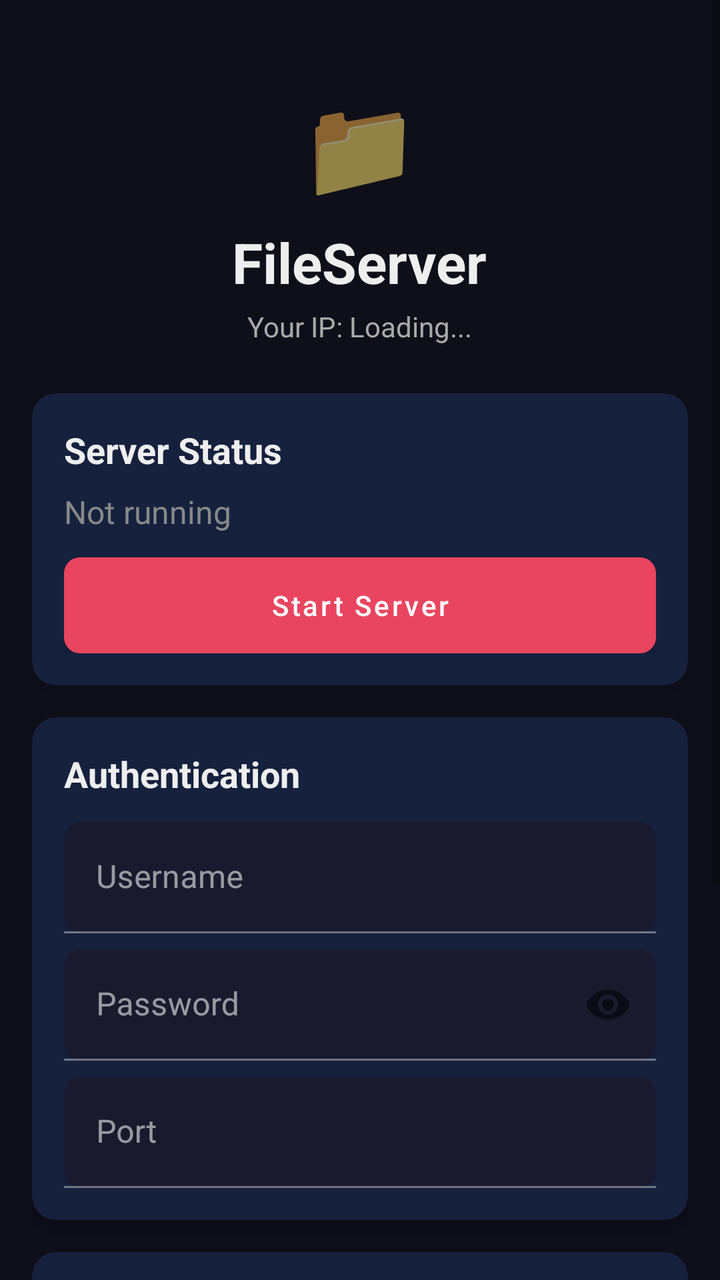
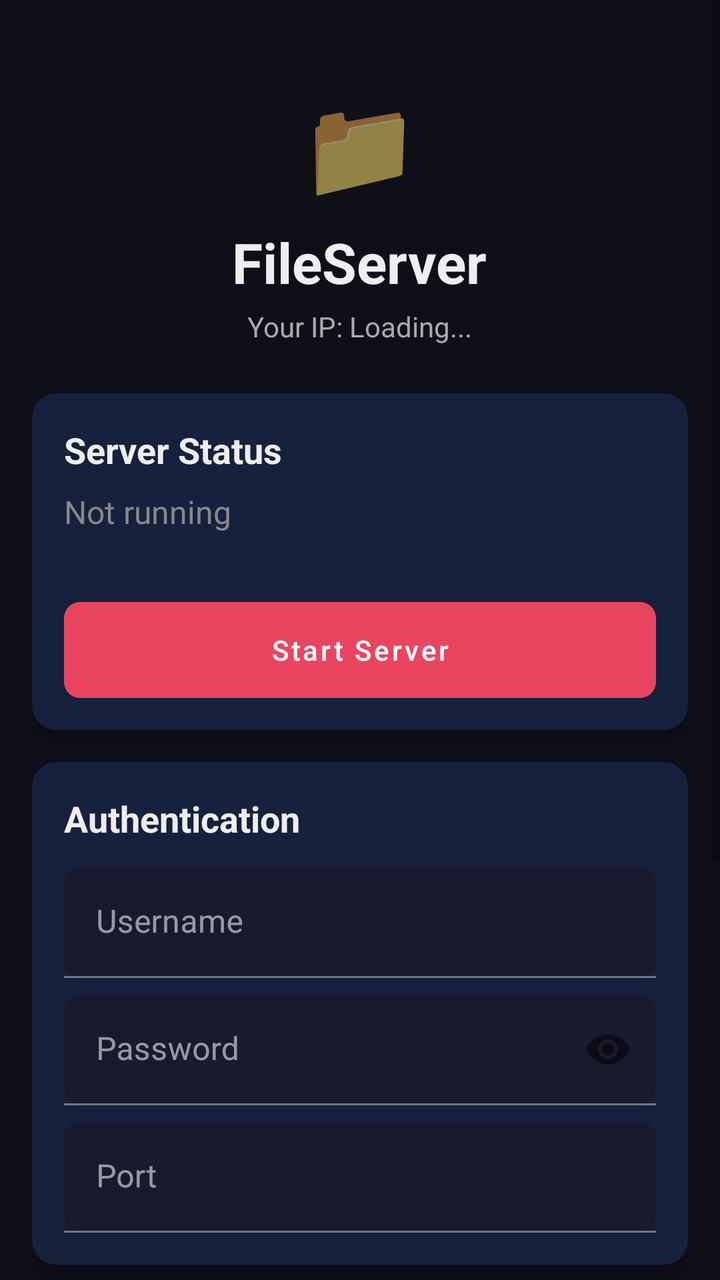

Before-and-after screenshots of an Android layout around one commit, followed by the original layout XML and the change that was made.
<!-- AndroidManifest.xml: application theme Theme.FileServer -->
<!-- res/layout/activity_main.xml -->
<?xml version="1.0" encoding="utf-8"?>
<ScrollView xmlns:android="http://schemas.android.com/apk/res/android"
    xmlns:app="http://schemas.android.com/apk/res-auto"
    xmlns:tools="http://schemas.android.com/tools"
    android:layout_width="match_parent"
    android:layout_height="match_parent"
    android:background="@color/background"
    tools:context=".MainActivity">

    <LinearLayout
        android:layout_width="match_parent"
        android:layout_height="wrap_content"
        android:orientation="vertical"
        android:padding="16dp">

        
        <LinearLayout
            android:layout_width="match_parent"
            android:layout_height="wrap_content"
            android:orientation="vertical"
            android:gravity="center"
            android:paddingTop="24dp"
            android:paddingBottom="24dp">

            <TextView
                android:layout_width="wrap_content"
                android:layout_height="wrap_content"
                android:text="📁"
                android:textSize="48sp" />

            <TextView
                android:layout_width="wrap_content"
                android:layout_height="wrap_content"
                android:text="@string/app_name"
                android:textSize="28sp"
                android:textColor="@color/text_primary"
                android:textStyle="bold"
                android:layout_marginTop="8dp" />

            <TextView
                android:id="@+id/ipAddress"
                android:layout_width="wrap_content"
                android:layout_height="wrap_content"
                android:text="Your IP: Loading..."
                android:textSize="14sp"
                android:textColor="@color/text_secondary"
                android:layout_marginTop="4dp" />

        </LinearLayout>

        
        <androidx.cardview.widget.CardView
            android:layout_width="match_parent"
            android:layout_height="wrap_content"
            android:layout_marginBottom="16dp"
            app:cardBackgroundColor="@color/card_background"
            app:cardCornerRadius="12dp"
            app:cardElevation="4dp">

            <LinearLayout
                android:layout_width="match_parent"
                android:layout_height="wrap_content"
                android:orientation="vertical"
                android:padding="16dp">

                <TextView
                    android:layout_width="wrap_content"
                    android:layout_height="wrap_content"
                    android:text="Server Status"
                    android:textSize="18sp"
                    android:textColor="@color/text_primary"
                    android:textStyle="bold" />

                <TextView
                    android:id="@+id/serverStatus"
                    android:layout_width="wrap_content"
                    android:layout_height="wrap_content"
                    android:text="Not running"
                    android:textSize="16sp"
                    android:textColor="@color/status_stopped"
                    android:layout_marginTop="8dp" />

                <Button
                    android:id="@+id/serverToggle"
                    android:layout_width="match_parent"
                    android:layout_height="48dp"
                    android:text="Start Server"
                    android:textColor="@android:color/white"
                    android:textAllCaps="false"
                    android:background="@drawable/button_background"
                    android:layout_marginTop="12dp" />

            </LinearLayout>

        </androidx.cardview.widget.CardView>

        
        <androidx.cardview.widget.CardView
            android:layout_width="match_parent"
            android:layout_height="wrap_content"
            android:layout_marginBottom="16dp"
            app:cardBackgroundColor="@color/card_background"
            app:cardCornerRadius="12dp"
            app:cardElevation="4dp">

            <LinearLayout
                android:layout_width="match_parent"
                android:layout_height="wrap_content"
                android:orientation="vertical"
                android:padding="16dp">

                <TextView
                    android:layout_width="wrap_content"
                    android:layout_height="wrap_content"
                    android:text="Authentication"
                    android:textSize="18sp"
                    android:textColor="@color/text_primary"
                    android:textStyle="bold" />

                <com.google.android.material.textfield.TextInputLayout
                    android:layout_width="match_parent"
                    android:layout_height="wrap_content"
                    android:layout_marginTop="12dp"
                    android:hint="Username"
                    app:boxBackgroundColor="@color/input_background"
                    app:boxCornerRadiusTopStart="8dp"
                    app:boxCornerRadiusTopEnd="8dp"
                    app:boxCornerRadiusBottomStart="8dp"
                    app:boxCornerRadiusBottomEnd="8dp">

                    <com.google.android.material.textfield.TextInputEditText
                        android:id="@+id/usernameInput"
                        android:layout_width="match_parent"
                        android:layout_height="wrap_content"
                        android:inputType="text"
                        android:textColor="@color/text_primary" />

                </com.google.android.material.textfield.TextInputLayout>

                <com.google.android.material.textfield.TextInputLayout
                    android:layout_width="match_parent"
                    android:layout_height="wrap_content"
                    android:layout_marginTop="8dp"
                    android:hint="Password"
                    app:passwordToggleEnabled="true"
                    app:boxBackgroundColor="@color/input_background"
                    app:boxCornerRadiusTopStart="8dp"
                    app:boxCornerRadiusTopEnd="8dp"
                    app:boxCornerRadiusBottomStart="8dp"
                    app:boxCornerRadiusBottomEnd="8dp">

                    <com.google.android.material.textfield.TextInputEditText
                        android:id="@+id/passwordInput"
                        android:layout_width="match_parent"
                        android:layout_height="wrap_content"
                        android:inputType="textPassword"
                        android:textColor="@color/text_primary" />

                </com.google.android.material.textfield.TextInputLayout>

                <com.google.android.material.textfield.TextInputLayout
                    android:layout_width="match_parent"
                    android:layout_height="wrap_content"
                    android:layout_marginTop="8dp"
                    android:hint="Port"
                    app:boxBackgroundColor="@color/input_background"
                    app:boxCornerRadiusTopStart="8dp"
                    app:boxCornerRadiusTopEnd="8dp"
                    app:boxCornerRadiusBottomStart="8dp"
                    app:boxCornerRadiusBottomEnd="8dp">

                    <com.google.android.material.textfield.TextInputEditText
                        android:id="@+id/portInput"
                        android:layout_width="match_parent"
                        android:layout_height="wrap_content"
                        android:inputType="number"
                        android:textColor="@color/text_primary" />

                </com.google.android.material.textfield.TextInputLayout>

            </LinearLayout>

        </androidx.cardview.widget.CardView>

        
        <androidx.cardview.widget.CardView
            android:layout_width="match_parent"
            android:layout_height="wrap_content"
            app:cardBackgroundColor="@color/card_background"
            app:cardCornerRadius="12dp"
            app:cardElevation="4dp">

            <LinearLayout
                android:layout_width="match_parent"
                android:layout_height="wrap_content"
                android:orientation="vertical"
                android:padding="16dp">

                <LinearLayout
                    android:layout_width="match_parent"
                    android:layout_height="wrap_content"
                    android:orientation="horizontal"
                    android:gravity="center_vertical">

                    <TextView
                        android:layout_width="0dp"
                        android:layout_height="wrap_content"
                        android:layout_weight="1"
                        android:text="Shared Files"
                        android:textSize="18sp"
                        android:textColor="@color/text_primary"
                        android:textStyle="bold" />

                    <ImageButton
                        android:id="@+id/clearFilesButton"
                        android:layout_width="36dp"
                        android:layout_height="36dp"
                        android:src="@drawable/ic_clear"
                        android:background="?attr/selectableItemBackgroundBorderless"
                        android:contentDescription="Clear files"
                        app:tint="@color/text_secondary" />

                </LinearLayout>

                <Button
                    android:id="@+id/addFilesButton"
                    android:layout_width="match_parent"
                    android:layout_height="48dp"
                    android:text="+ Add Files"
                    android:textColor="@color/accent"
                    android:textAllCaps="false"
                    android:background="@drawable/button_outline"
                    android:layout_marginTop="12dp" />

                
                <LinearLayout
                    android:id="@+id/emptyState"
                    android:layout_width="match_parent"
                    android:layout_height="wrap_content"
                    android:orientation="vertical"
                    android:gravity="center"
                    android:padding="32dp"
                    android:visibility="visible">

                    <TextView
                        android:layout_width="wrap_content"
                        android:layout_height="wrap_content"
                        android:text="📭"
                        android:textSize="48sp" />

                    <TextView
                        android:layout_width="wrap_content"
                        android:layout_height="wrap_content"
                        android:text="No files shared yet"
                        android:textSize="16sp"
                        android:textColor="@color/text_secondary"
                        android:layout_marginTop="8dp" />

                </LinearLayout>

                
                <androidx.recyclerview.widget.RecyclerView
                    android:id="@+id/filesRecyclerView"
                    android:layout_width="match_parent"
                    android:layout_height="wrap_content"
                    android:layout_marginTop="12dp"
                    android:visibility="gone"
                    android:nestedScrollingEnabled="false" />

            </LinearLayout>

        </androidx.cardview.widget.CardView>

    </LinearLayout>

</ScrollView>
<!-- resources referenced by this layout -->
<resources>
  <color name="accent">#E94560</color>
  <color name="background">#0F0F1A</color>
  <color name="card_background">#16213E</color>
  <color name="input_background">#1A1A2E</color>
  <color name="status_stopped">#888888</color>
  <color name="text_primary">#EEEEEE</color>
  <color name="text_secondary">#AAAAAA</color>
  <!-- drawable button_background (drawable) -->
  <?xml version="1.0" encoding="utf-8"?>
  <shape xmlns:android="http://schemas.android.com/apk/res/android"
      android:shape="rectangle">
      <solid android:color="@color/start_color" />
      <corners android:radius="8dp" />
  </shape>
  <!-- drawable button_outline (drawable) -->
  <?xml version="1.0" encoding="utf-8"?>
  <shape xmlns:android="http://schemas.android.com/apk/res/android"
      android:shape="rectangle">
      <stroke android:width="1.5dp" android:color="@color/accent" />
      <corners android:radius="8dp" />
      <solid android:color="@android:color/transparent" />
  </shape>
  <!-- drawable ic_clear (drawable) -->
  <?xml version="1.0" encoding="utf-8"?>
  <vector xmlns:android="http://schemas.android.com/apk/res/android"
      android:width="24dp"
      android:height="24dp"
      android:viewportWidth="24"
      android:viewportHeight="24">
      <path
          android:fillColor="#FFFFFF"
          android:pathData="M19,4H15.5L14.5,3H9.5L8.5,4H5V6H19M6,19A2,2 0,0 0,8 21H16A2,2 0,0 0,18 19V7H6V19Z"/>
  </vector>
  <string name="app_name">FileServer</string>
  <style name="Theme.FileServer" parent="Theme.MaterialComponents.Light.NoActionBar">
          
          <item name="colorPrimary">@color/accent</item>
          <item name="colorPrimaryVariant">@color/accent_light</item>
          <item name="colorOnPrimary">@color/white</item>
          
          <item name="colorSecondary">@color/accent</item>
          <item name="colorSecondaryVariant">@color/accent_light</item>
          <item name="colorOnSecondary">@color/white</item>
          
          <item name="android:statusBarColor">@color/background</item>
          <item name="android:navigationBarColor">@color/background</item>
          
          <item name="android:windowBackground">@color/background</item>
          
          <item name="colorOnSurface">@color/text_primary</item>
          <item name="android:textColorHint">@color/text_secondary</item>
          
          <item name="cardBackgroundColor">@color/card_background</item>
      </style>
  <color name="start_color">#4ADE80</color>
  <color name="accent_light">#FF6B6B</color>
  <color name="white">#FFFFFFFF</color>
</resources>

<!-- the commit's change to res/layout/activity_main.xml (unified diff, before → after) -->
@@ -80,6 +80,15 @@
                     android:textColor="@color/status_stopped"
                     android:layout_marginTop="8dp" />
 
+                <TextView
+                    android:id="@+id/uploadPath"
+                    android:layout_width="match_parent"
+                    android:layout_height="wrap_content"
+                    android:text=""
+                    android:textSize="12sp"
+                    android:textColor="@color/text_secondary"
+                    android:layout_marginTop="6dp" />
+
                 <Button
                     android:id="@+id/serverToggle"
                     android:layout_width="match_parent"
